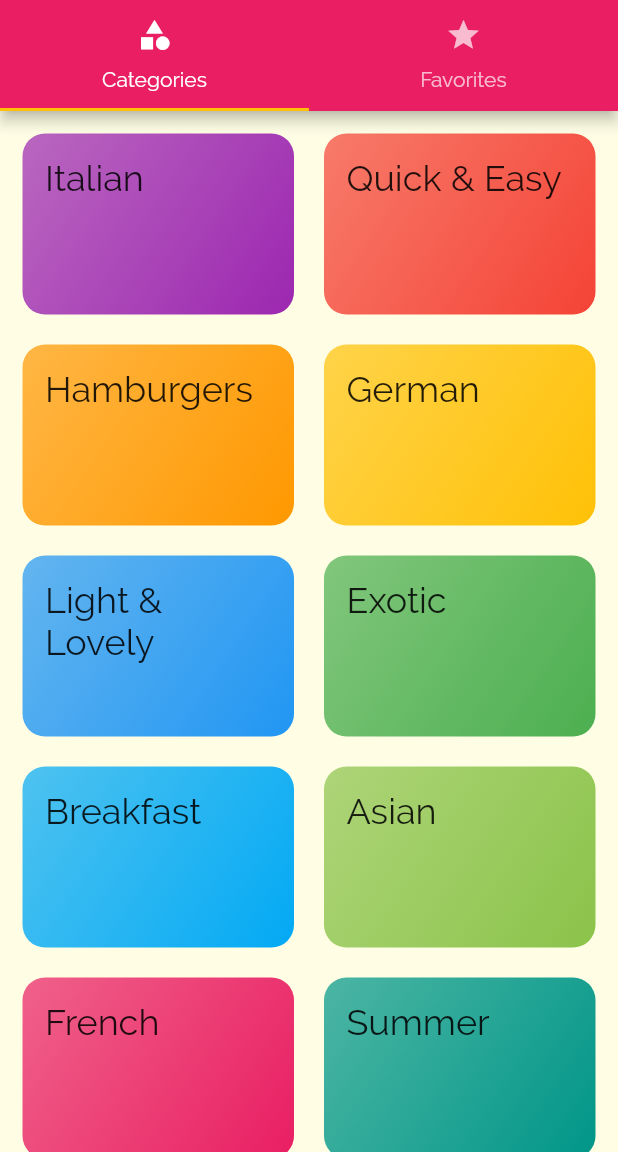
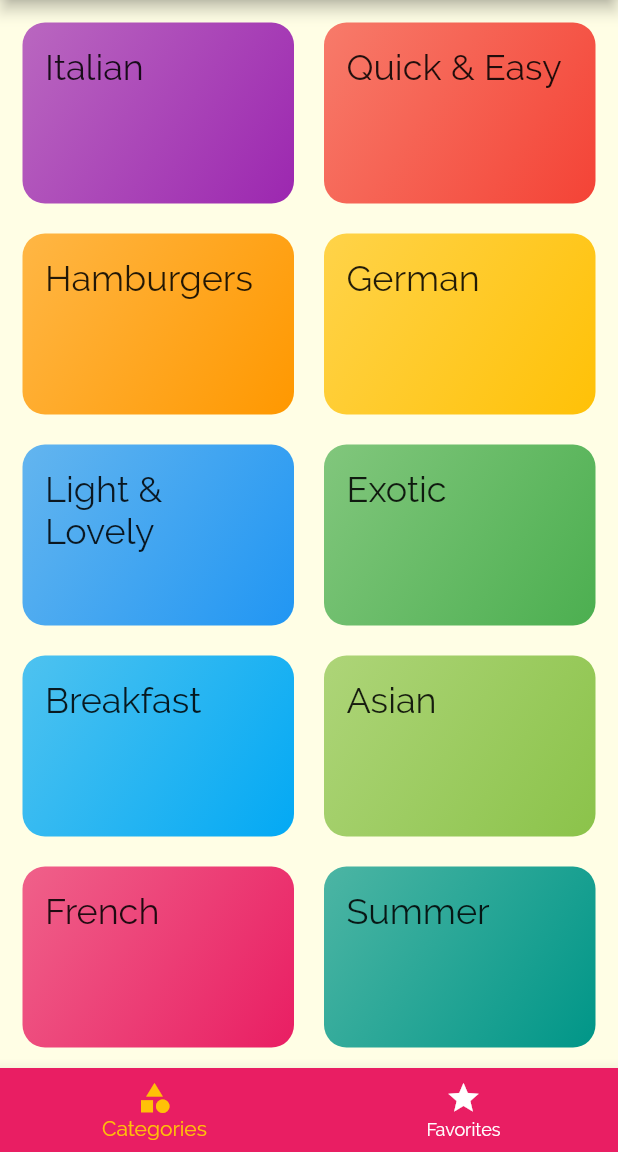
Before and after one commit to dinkelaker/flutter-meals-app, a Flutter app: the screen it shows after launch, on a phone screen of 412 x 824 dp, the part 84-1236 px from its top. Run offline on Flutter 3.47's test engine with Material 2 defaults, Android fonts, the phone set to English and light mode, and no system bars.

```diff
--- a/lib/screens/tabs_screen.dart
+++ b/lib/screens/tabs_screen.dart
@@ -13,27 +13,47 @@ class TabsScreen extends StatefulWidget {
 }
 
 class _TabsScreenState extends State<TabsScreen> {
+  final List<Widget> _tabPages = [
+    CategoriesScreen(categories: DUMMY_CATEGORIES),
+    FavoritesScreen(),
+  ];
+
+  int selectedTabPageIndex = 0;
+
+  void _selectTabPage(int value) {
+    setState(() {
+      selectedTabPageIndex = value;
+    });
+  }
+
   @override
   Widget build(BuildContext context) {
     return DefaultTabController(
       length: 2,
+      initialIndex: 0,
       child: Scaffold(
         appBar: AppBar(
           title: Text('Deli Meals'),
-          bottom: TabBar(
-            tabs: <Widget>[
-              Tab(
-                icon: Icon(Icons.category),
-                text: 'Categories',
-              ),
-              Tab(icon: Icon(Icons.star), text: 'Favorites')
-            ],
-          ),
         ),
-        body: TabBarView(children: <Widget>[
-          CategoriesScreen(categories: DUMMY_CATEGORIES),
-          FavoritesScreen(),
-        ])
+        body: _tabPages[selectedTabPageIndex],
+        bottomNavigationBar: BottomNavigationBar(
+          onTap: _selectTabPage,
+          backgroundColor: Theme.of(context).primaryColor,
+          unselectedItemColor: Colors.white,
+          selectedItemColor: Theme.of(context).accentColor,
+          currentIndex: selectedTabPageIndex,
+          //type: BottomNavigationBarType.shifting,
+          items: [
+            BottomNavigationBarItem(
+              icon: Icon(Icons.category),
+              title: Text('Categories'),
+            ),
+            BottomNavigationBarItem(
+              icon: Icon(Icons.star),
+              title: Text('Favorites'),
+            ),
+          ],
+        ),
       ),
     );
   }
```
